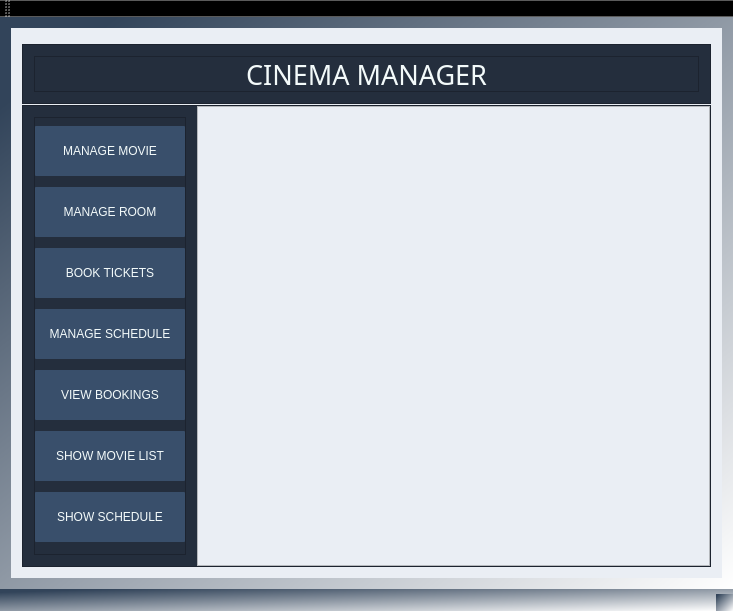
This is MovieTicketManagementSystem/MainWindow.ui in ZuzannaZawartka/movie-ticket-management-system as Qt 5 draws it before an edit. The edited form follows.
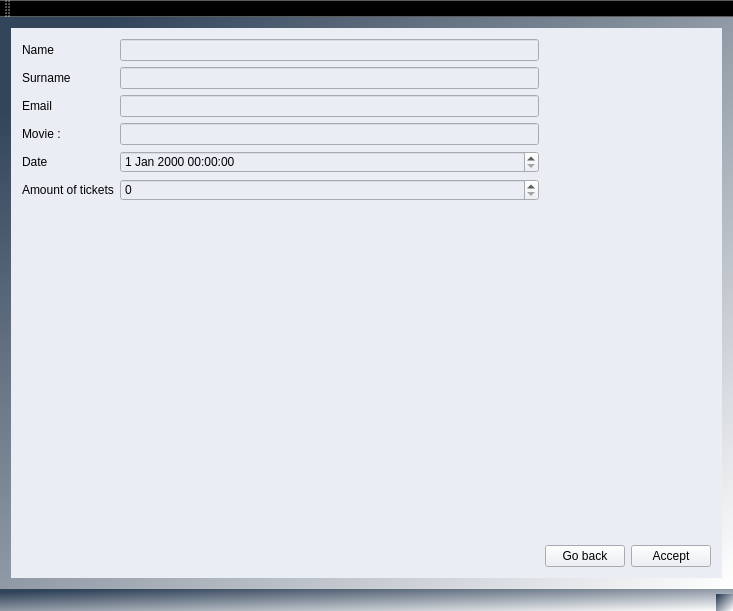
This is the edited form. The open tabs and pages were chosen to show the change.

Commit message: feat: added ui for inputPerosnalData view

```diff
--- a/MovieTicketManagementSystem/MainWindow.ui
+++ b/MovieTicketManagementSystem/MainWindow.ui
@@ -1480,7 +1480,7 @@
       <widget class="QWidget" name="reserveSeatsWindow">
        <layout class="QGridLayout" name="gridLayout_14">
         <item row="1" column="0">
-         <widget class="QPushButton" name="pushButton">
+         <widget class="QPushButton" name="acceptBookTicket3Button">
           <property name="text">
            <string>Accept</string>
           </property>
@@ -1498,6 +1498,88 @@
         </item>
        </layout>
       </widget>
+      <widget class="QWidget" name="inputPersonalDataWindow">
+       <layout class="QGridLayout" name="gridLayout_13">
+        <item row="0" column="0">
+         <layout class="QFormLayout" name="formLayout">
+          <item row="0" column="0">
+           <widget class="QLabel" name="label_6">
+            <property name="text">
+             <string>Name</string>
+            </property>
+           </widget>
+          </item>
+          <item row="0" column="1">
+           <widget class="QLineEdit" name="nameLineEdit"/>
+          </item>
+          <item row="1" column="0">
+           <widget class="QLabel" name="label_7">
+            <property name="text">
+             <string>Surname</string>
+            </property>
+           </widget>
+          </item>
+          <item row="1" column="1">
+           <widget class="QLineEdit" name="surnameLineEdit"/>
+          </item>
+          <item row="2" column="0">
+           <widget class="QLabel" name="label_8">
+            <property name="text">
+             <string>Email</string>
+            </property>
+           </widget>
+          </item>
+          <item row="2" column="1">
+           <widget class="QLineEdit" name="emailLineEdit"/>
+          </item>
+          <item row="3" column="0">
+           <widget class="QLabel" name="label_9">
+            <property name="text">
+             <string>Movie : </string>
+            </property>
+           </widget>
+          </item>
+          <item row="3" column="1">
+           <widget class="QLineEdit" name="movieLineEdit"/>
+          </item>
+          <item row="4" column="0">
+           <widget class="QLabel" name="label_10">
+            <property name="text">
+             <string>Date</string>
+            </property>
+           </widget>
+          </item>
+          <item row="4" column="1">
+           <widget class="QDateTimeEdit" name="dateTimeEdit"/>
+          </item>
+          <item row="5" column="0">
+           <widget class="QLabel" name="label_11">
+            <property name="text">
+             <string>Amount of tickets</string>
+            </property>
+           </widget>
+          </item>
+          <item row="5" column="1">
+           <widget class="QSpinBox" name="amountTicketComboBox"/>
+          </item>
+         </layout>
+        </item>
+        <item row="1" column="1">
+         <widget class="QPushButton" name="pushButton_3">
+          <property name="text">
+           <string>Go back</string>
+          </property>
+         </widget>
+        </item>
+        <item row="1" column="2">
+         <widget class="QPushButton" name="pushButton">
+          <property name="text">
+           <string>Accept</string>
+          </property>
+         </widget>
+        </item>
+       </layout>
+      </widget>
       <widget class="QWidget" name="viewBookingsWindow">
        <layout class="QVBoxLayout" name="verticalLayout_16">
         <item>
```
Left out of the diff: 125 changed lines with no effect on the pictures. The commit also changes 9 other files.
